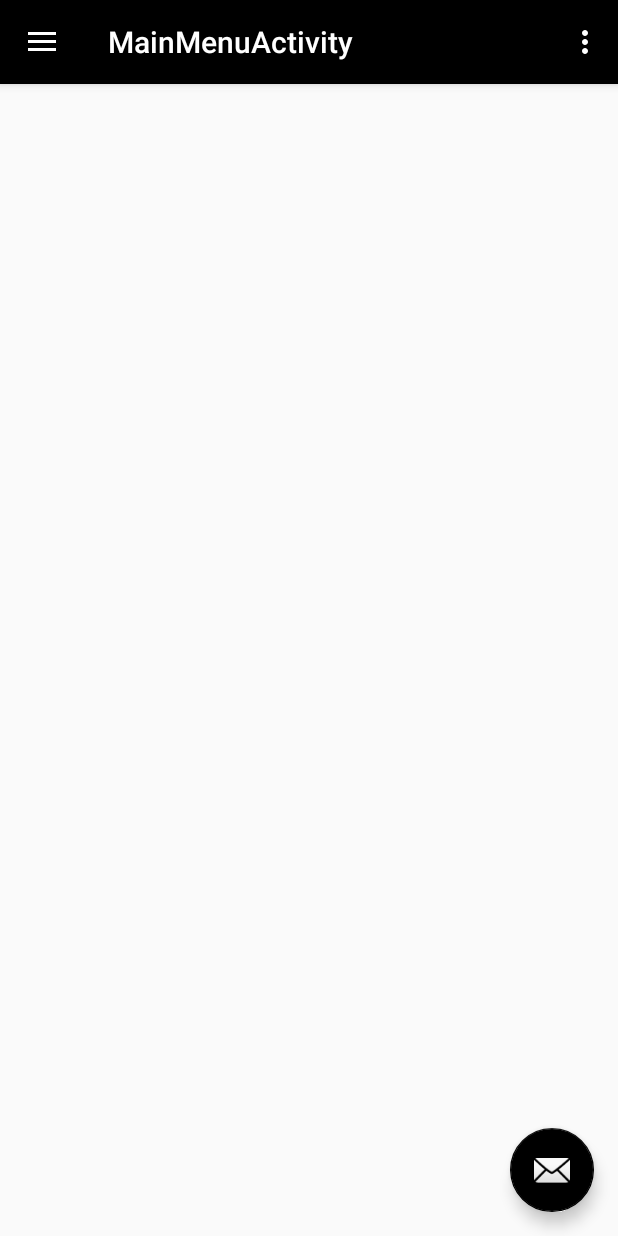
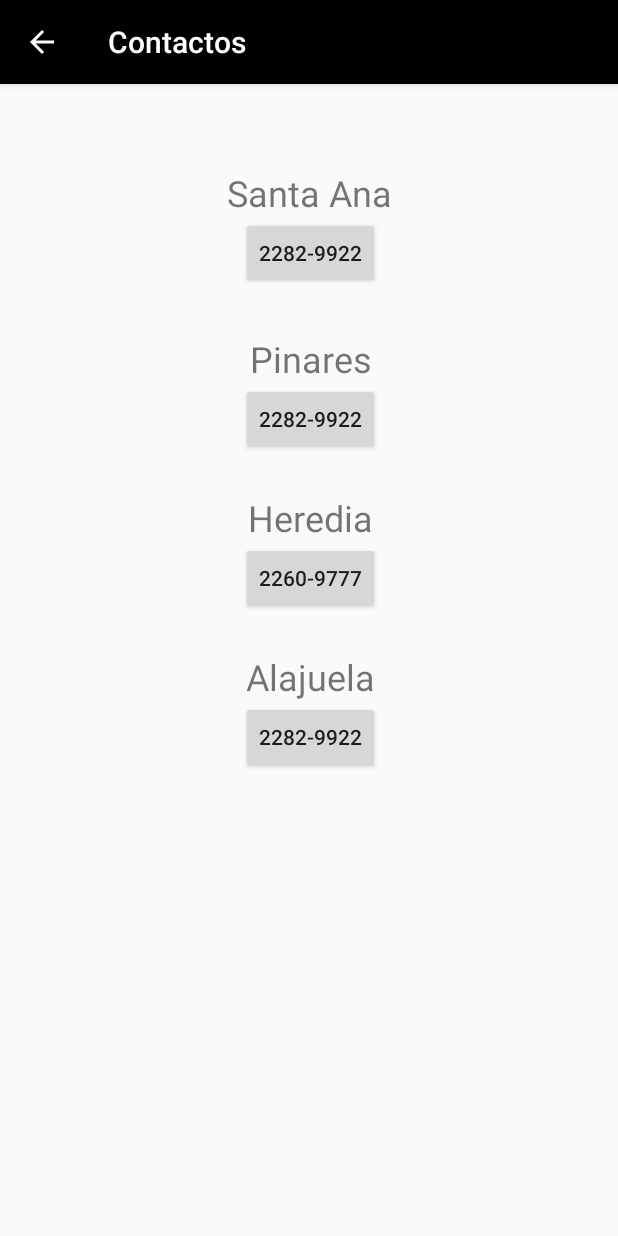
Before and after one commit to luialpi/elBarbero, an Android app: the MainMenuActivity screen opened directly, with no data from a screen before it, after a tap on "Contactos", on a phone screen of 412 x 824 dp. Run offline under Robolectric (Android 15) with nearby library versions, the light colour scheme and no system bars; 2 other taps on this screen came first.

Commit message:
Multiples ventanas

```diff
--- /dev/null
+++ b/app/src/main/java/com/tienda/elbarbero/ContactsActivity.java
@@ -0,0 +1,250 @@
+package com.tienda.elbarbero;
+
+import android.Manifest;
+import android.content.Intent;
+import android.content.pm.PackageManager;
+import android.net.Uri;
+import android.os.Build;
+import android.support.annotation.NonNull;
+import android.support.v7.app.AppCompatActivity;
+import android.os.Bundle;
+import android.view.View;
+import android.widget.Button;
+import android.widget.Toast;
+
+public class ContactsActivity extends AppCompatActivity {
+
+    Button btnCallSanta;
+    Button btnCallHeredia;
+    Button btnCallAlajuela;
+    Button btnCallPinares;
+
+    private String phoneNumber1 = "22829922";
+    private String phoneNumber2 = "22609777";
+
+    private final int PHONE_CALL_CODE = 100;
+
+    @Override
+    protected void onCreate(Bundle savedInstanceState) {
+        super.onCreate(savedInstanceState);
+        setContentView(R.layout.activity_contacts);
+
+        //Para quitar el nombre que aparece por defecto en el action bar
+        assert getSupportActionBar() != null;
+        getSupportActionBar().setTitle("Contactos");
+        getSupportActionBar().setDisplayHomeAsUpEnabled(true);
+
+        btnCallSanta = (Button) findViewById(R.id.buttonCallSantaAna);
+        btnCallPinares = (Button) findViewById(R.id.buttonCallPinares);
+        btnCallHeredia = (Button) findViewById(R.id.buttonCallHeredia);
+        btnCallAlajuela = (Button) findViewById(R.id.buttonCallAlajuela);
+
+        //Boton para llamar a santa ana
+        btnCallSanta.setOnClickListener(new View.OnClickListener() {
+            @Override
+            public void onClick(View view) {
+
+
+                if(phoneNumber1 != null){
+                    if(Build.VERSION.SDK_INT >= Build.VERSION_CODES.M){
+
+                        newVersions();
+
+                    }else{
+
+                        olderVersions(phoneNumber1);
+
+                    }
+
+                }
+
+            }
+
+            private void olderVersions(String phoneNumber){
+                Intent intentCall = new Intent(Intent.ACTION_CALL, Uri.parse("tel:" + phoneNumber));
+
+                if (CheckPermissions(Manifest.permission.CALL_PHONE)){
+
+                    startActivity(intentCall);
+
+                }else{
+
+                    Toast.makeText(ContactsActivity.this, "You declined the access",
+                            Toast.LENGTH_SHORT).show();
+                }
+
+            }
+
+            private void newVersions(){
+
+                requestPermissions(new String[]{
+                        Manifest.permission.CALL_PHONE}, PHONE_CALL_CODE);
+
+            }
+        });
+
+        //Boton para llamar a la sede Pinares
+        btnCallPinares.setOnClickListener(new View.OnClickListener() {
+            @Override
+            public void onClick(View view) {
+
+                if(phoneNumber1 != null){
+                    if(Build.VERSION.SDK_INT >= Build.VERSION_CODES.M){
+
+                        newVersions();
+
+                    }else{
+
+                        olderVersions(phoneNumber1);
+
+                    }
+
+                }
+
+            }
+
+            private void olderVersions(String phoneNumber){
+                Intent intentCall = new Intent(Intent.ACTION_CALL, Uri.parse("tel:" + phoneNumber));
+
+                if (CheckPermissions(Manifest.permission.CALL_PHONE)){
+
+                    startActivity(intentCall);
+
+                }else{
+
+                    Toast.makeText(ContactsActivity.this, "You declined the access",
+                            Toast.LENGTH_SHORT).show();
+                }
+
+            }
+
+            private void newVersions(){
+
+                requestPermissions(new String[]{
+                        Manifest.permission.CALL_PHONE}, PHONE_CALL_CODE);
+
+            }
+
+        });
+        //Boton para llamar a la sede heredia
+        btnCallHeredia.setOnClickListener(new View.OnClickListener() {
+            @Override
+            public void onClick(View view) {
+
+                if(phoneNumber2 != null){
+                    if(Build.VERSION.SDK_INT >= Build.VERSION_CODES.M){
+
+                        newVersions();
+
+                    }else{
+
+                        olderVersions(phoneNumber2);
+
+                    }
+
+                }
+
+            }
+
+            private void olderVersions(String phoneNumber){
+                Intent intentCall = new Intent(Intent.ACTION_CALL, Uri.parse("tel:" + phoneNumber));
+
+                if (CheckPermissions(Manifest.permission.CALL_PHONE)){
+
+                    startActivity(intentCall);
+
+                }else{
+
+                    Toast.makeText(ContactsActivity.this, "You declined the access",
+                            Toast.LENGTH_SHORT).show();
+                }
+
+            }
+
+            private void newVersions(){
+
+                requestPermissions(new String[]{
+                        Manifest.permission.CALL_PHONE}, PHONE_CALL_CODE);
+
+            }
+
+        });
+        //Boton para llamar sede Alajuela
+        btnCallAlajuela.setOnClickListener(new View.OnClickListener() {
+            @Override
+            public void onClick(View view) {
+
+                if(phoneNumber1 != null){
+                    if(Build.VERSION.SDK_INT >= Build.VERSION_CODES.M){
+
+                        newVersions();
+
+                    }else{
+
+                        olderVersions(phoneNumber1);
+
+                    }
+
+                }
+
+            }
+
+            private void olderVersions(String phoneNumber){
+                Intent intentCall = new Intent(Intent.ACTION_CALL, Uri.parse("tel:" + phoneNumber));
+
+                if (CheckPermissions(Manifest.permission.CALL_PHONE)){
+
+                    startActivity(intentCall);
+
+                }else{
+
+                    Toast.makeText(ContactsActivity.this, "You declined the access",
+                            Toast.LENGTH_SHORT).show();
+                }
+
+            }
+
+            private void newVersions(){
+
+                requestPermissions(new String[]{
+                        Manifest.permission.CALL_PHONE}, PHONE_CALL_CODE);
+
+            }
+
+        });
+
+    }
+
+    private boolean CheckPermissions(String permission){
+        int result = this.checkCallingOrSelfPermission(permission);
+        return result == PackageManager.PERMISSION_GRANTED;
+    }
+
+    public void onRequestPermissionsResult(int requestCode, @NonNull String[] permissions,
+                                           @NonNull int[] grantResults){
+
+        if(requestCode == PHONE_CALL_CODE){
+
+            String permission = permissions[0];
+            int result = grantResults[0];
+
+            if(permission.equals(Manifest.permission.CALL_PHONE)){
+
+                if(result == PackageManager.PERMISSION_GRANTED){
+
+                    Intent intentCall = new Intent(Intent.ACTION_CALL,
+                            Uri.parse("tel:"+phoneNumber1));
+                    startActivity(intentCall);
+
+                }else{
+
+                    Toast.makeText(ContactsActivity.this, "You declined the access",
+                            Toast.LENGTH_SHORT).show();
+
+                }
+
+            }
+
+        }
+    }
+}
--- a/app/src/main/java/com/tienda/elbarbero/MainMenuActivity.java
+++ b/app/src/main/java/com/tienda/elbarbero/MainMenuActivity.java
@@ -1,5 +1,6 @@
 package com.tienda.elbarbero;
 
+import android.content.Intent;
 import android.os.Bundle;
 import android.support.design.widget.FloatingActionButton;
 import android.support.design.widget.Snackbar;
@@ -12,9 +13,13 @@ import android.support.v7.app.AppCompatActivity;
 import android.support.v7.widget.Toolbar;
 import android.view.Menu;
 import android.view.MenuItem;
+import android.widget.ImageView;
+import android.widget.ViewFlipper;
 
 public class MainMenuActivity extends AppCompatActivity
         implements NavigationView.OnNavigationItemSelectedListener {
+
+    ViewFlipper v_flipper;
 
     @Override
     protected void onCreate(Bundle savedInstanceState) {
@@ -22,15 +27,6 @@ public class MainMenuActivity extends AppCompatActivity
         setContentView(R.layout.activity_main_menu);
         Toolbar toolbar = (Toolbar) findViewById(R.id.toolbar);
         setSupportActionBar(toolbar);
-
-        FloatingActionButton fab = (FloatingActionButton) findViewById(R.id.fab);
-        fab.setOnClickListener(new View.OnClickListener() {
-            @Override
-            public void onClick(View view) {
-                Snackbar.make(view, "Replace with your own action", Snackbar.LENGTH_LONG)
-                        .setAction("Action", null).show();
-            }
-        });
 
         DrawerLayout drawer = (DrawerLayout) findViewById(R.id.drawer_layout);
         ActionBarDrawerToggle toggle = new ActionBarDrawerToggle(
@@ -40,6 +36,29 @@ public class MainMenuActivity extends AppCompatActivity
 
         NavigationView navigationView = (NavigationView) findViewById(R.id.nav_view);
         navigationView.setNavigationItemSelectedListener(this);
+
+        int images[] = {R.drawable.barbero01_320x480, R.drawable.barbero320x480, R.drawable.barbero03_320x480};
+
+        v_flipper = (ViewFlipper) findViewById(R.id.v_flipper);
+
+        //for loop
+        for(int i = 0;i < images.length; i++){
+            flipperImages(images[i]);
+        }
+    }
+
+    public void flipperImages(int images){
+
+        ImageView imageView = new ImageView(this);
+        imageView.setBackgroundResource(images);
+
+        v_flipper.addView(imageView);
+        v_flipper.setFlipInterval(4000); // 4seg
+        v_flipper.setAutoStart(true);
+
+        //animacion
+        v_flipper.setInAnimation(this, android.R.anim.slide_in_left);
+        v_flipper.setOutAnimation(this, android.R.anim.slide_out_right);
     }
 
     @Override
@@ -80,17 +99,17 @@ public class MainMenuActivity extends AppCompatActivity
         // Handle navigation view item clicks here.
         int id = item.getItemId();
 
-        if (id == R.id.nav_camera) {
-            // Handle the camera action
-        } else if (id == R.id.nav_gallery) {
+        if (id == R.id.nav_contact) {
 
-        } else if (id == R.id.nav_slideshow) {
+            Intent intent = new Intent(MainMenuActivity.this, ContactsActivity.class);
+            startActivity(intent);
 
-        } else if (id == R.id.nav_manage) {
+        } else if (id == R.id.nav_agenda) {
 
-        } else if (id == R.id.nav_share) {
+        } else if (id == R.id.nav_log_out) {
 
-        } else if (id == R.id.nav_send) {
+            Intent intent = new Intent(MainMenuActivity.this, LoginActivity.class);
+            startActivity(intent);
 
         }
 
--- /dev/null
+++ b/app/src/main/res/layout/activity_contacts.xml
@@ -0,0 +1,120 @@
+<?xml version="1.0" encoding="utf-8"?>
+<android.support.constraint.ConstraintLayout xmlns:android="http://schemas.android.com/apk/res/android"
+    xmlns:app="http://schemas.android.com/apk/res-auto"
+    xmlns:tools="http://schemas.android.com/tools"
+    android:layout_width="match_parent"
+    android:layout_height="match_parent"
+    tools:context=".ContactsActivity">
+
+    <TextView
+        android:id="@+id/textViewSantaAna"
+        android:layout_width="wrap_content"
+        android:layout_height="wrap_content"
+        android:layout_marginEnd="137dp"
+        android:layout_marginLeft="137dp"
+        android:layout_marginRight="137dp"
+        android:layout_marginStart="137dp"
+        android:layout_marginTop="56dp"
+        android:text="Santa Ana"
+        android:textSize="24sp"
+        app:layout_constraintEnd_toEndOf="parent"
+        app:layout_constraintStart_toStartOf="parent"
+        app:layout_constraintTop_toTopOf="parent" />
+
+    <TextView
+        android:id="@+id/textViewPinares"
+        android:layout_width="wrap_content"
+        android:layout_height="wrap_content"
+        android:layout_marginEnd="151dp"
+        android:layout_marginLeft="153dp"
+        android:layout_marginRight="151dp"
+        android:layout_marginStart="153dp"
+        android:layout_marginTop="30dp"
+        android:text="Pinares"
+        android:textSize="24sp"
+        app:layout_constraintEnd_toEndOf="parent"
+        app:layout_constraintStart_toStartOf="parent"
+        app:layout_constraintTop_toBottomOf="@+id/buttonCallSantaAna" />
+
+    <TextView
+        android:id="@+id/textViewHeredia"
+        android:layout_width="wrap_content"
+        android:layout_height="wrap_content"
+        android:layout_marginEnd="150dp"
+        android:layout_marginLeft="152dp"
+        android:layout_marginRight="150dp"
+        android:layout_marginStart="152dp"
+        android:layout_marginTop="25dp"
+        android:text="Heredia"
+        android:textSize="24sp"
+        app:layout_constraintEnd_toEndOf="parent"
+        app:layout_constraintStart_toStartOf="parent"
+        app:layout_constraintTop_toBottomOf="@+id/buttonCallPinares" />
+
+    <TextView
+        android:id="@+id/textViewAlajuela"
+        android:layout_width="wrap_content"
+        android:layout_height="wrap_content"
+        android:layout_marginEnd="149dp"
+        android:layout_marginLeft="151dp"
+        android:layout_marginRight="149dp"
+        android:layout_marginStart="151dp"
+        android:layout_marginTop="25dp"
+        android:text="Alajuela"
+        android:textSize="24sp"
+        app:layout_constraintEnd_toEndOf="parent"
+        app:layout_constraintStart_toStartOf="parent"
+        app:layout_constraintTop_toBottomOf="@+id/buttonCallHeredia" />
+
+    <Button
+        android:id="@+id/buttonCallPinares"
+        android:layout_width="wrap_content"
+        android:layout_height="wrap_content"
+        android:layout_marginEnd="145dp"
+        android:layout_marginLeft="147dp"
+        android:layout_marginRight="145dp"
+        android:layout_marginStart="147dp"
+        android:text="2282-9922"
+        app:layout_constraintEnd_toEndOf="parent"
+        app:layout_constraintStart_toStartOf="parent"
+        app:layout_constraintTop_toBottomOf="@+id/textViewPinares" />
+
+    <Button
+        android:id="@+id/buttonCallHeredia"
+        android:layout_width="wrap_content"
+        android:layout_height="wrap_content"
+        android:layout_marginEnd="145dp"
+        android:layout_marginLeft="147dp"
+        android:layout_marginRight="145dp"
+        android:layout_marginStart="147dp"
+        android:text="2260-9777"
+        app:layout_constraintEnd_toEndOf="parent"
+        app:layout_constraintStart_toStartOf="parent"
+        app:layout_constraintTop_toBottomOf="@+id/textViewHeredia" />
+
+    <Button
+        android:id="@+id/buttonCallAlajuela"
+        android:layout_width="wrap_content"
+        android:layout_height="wrap_content"
+        android:layout_marginEnd="145dp"
+        android:layout_marginLeft="147dp"
+        android:layout_marginRight="145dp"
+        android:layout_marginStart="147dp"
+        android:text="2282-9922"
+        app:layout_constraintEnd_toEndOf="parent"
+        app:layout_constraintStart_toStartOf="parent"
+        app:layout_constraintTop_toBottomOf="@+id/textViewAlajuela" />
+
+    <Button
+        android:id="@+id/buttonCallSantaAna"
+        android:layout_width="wrap_content"
+        android:layout_height="wrap_content"
+        android:layout_marginEnd="145dp"
+        android:layout_marginLeft="147dp"
+        android:layout_marginRight="145dp"
+        android:layout_marginStart="147dp"
+        android:text="2282-9922"
+        app:layout_constraintEnd_toEndOf="parent"
+        app:layout_constraintStart_toStartOf="parent"
+        app:layout_constraintTop_toBottomOf="@+id/textViewSantaAna" />
+</android.support.constraint.ConstraintLayout>
--- a/app/src/main/res/layout/app_bar_main_menu.xml
+++ b/app/src/main/res/layout/app_bar_main_menu.xml
@@ -22,12 +22,4 @@
 
     <include layout="@layout/content_main_menu" />
 
-    <android.support.design.widget.FloatingActionButton
-        android:id="@+id/fab"
-        android:layout_width="wrap_content"
-        android:layout_height="wrap_content"
-        android:layout_gravity="bottom|end"
-        android:layout_margin="@dimen/fab_margin"
-        app:srcCompat="@android:drawable/ic_dialog_email" />
-
 </android.support.design.widget.CoordinatorLayout>
--- a/app/src/main/res/layout/nav_header_main_menu.xml
+++ b/app/src/main/res/layout/nav_header_main_menu.xml
@@ -3,7 +3,7 @@
     xmlns:app="http://schemas.android.com/apk/res-auto"
     android:layout_width="match_parent"
     android:layout_height="@dimen/nav_header_height"
-    android:background="@drawable/side_nav_bar"
+    android:background="@android:color/background_dark"
     android:gravity="bottom"
     android:orientation="vertical"
     android:paddingBottom="@dimen/activity_vertical_margin"
```
Also changed, not shown: app/src/main/AndroidManifest.xml (+22 -4 lines), app/src/main/java/com/tienda/elbarbero/AdminMenuActivity.java (added, +45 -0 lines), app/src/main/java/com/tienda/elbarbero/LoginActivity.java (+28 -0 lines), app/src/main/java/com/tienda/elbarbero/MainActivity.java (+9 -0 lines), app/src/main/res/layout/activity_admin_menu.xml (added, +78 -0 lines), app/src/main/res/layout/content_main_menu.xml (+34 -0 lines), app/src/main/res/drawable/barbero01_320x480.jpeg (added), app/src/main/res/drawable/barbero03_320x480.jpeg (added), app/src/main/res/drawable/calendario.png (added), app/src/main/res/drawable/carrito.jpg (added).
